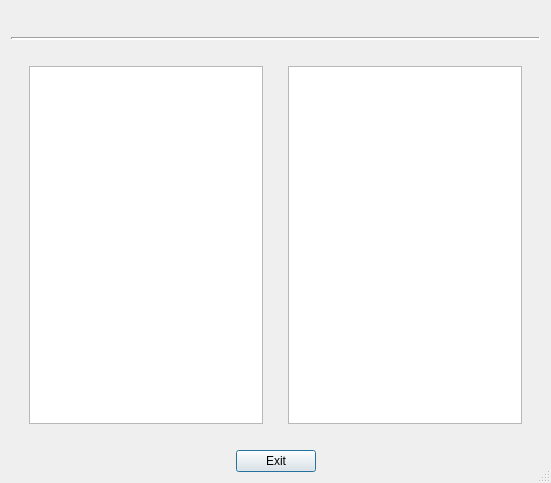
Above: CashFlowManager/yearlybudgetsummarydialog.ui from epw7856/CashFlowManager before the change. Below: the same form after it.
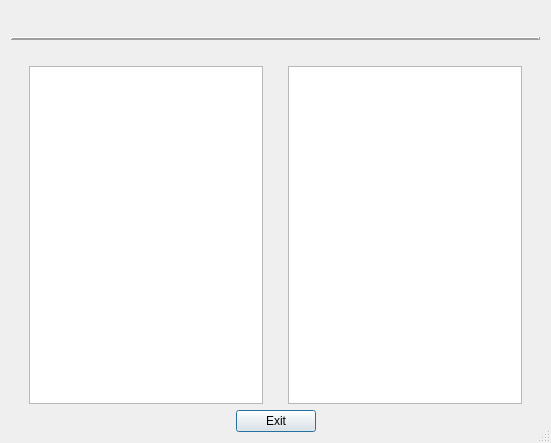
That is the form after the change.

Commit message: Removed "help" button from yearly budget summary dialog window.

The edit to the form file:
```diff
--- a/CashFlowManager/yearlybudgetsummarydialog.ui
+++ b/CashFlowManager/yearlybudgetsummarydialog.ui
@@ -10,7 +10,7 @@
     <x>0</x>
     <y>0</y>
     <width>551</width>
-    <height>483</height>
+    <height>443</height>
    </rect>
   </property>
   <property name="windowTitle">
@@ -64,6 +64,9 @@
      </item>
      <item>
       <widget class="Line" name="line">
+       <property name="frameShadow">
+        <enum>QFrame::Raised</enum>
+       </property>
        <property name="lineWidth">
         <number>2</number>
        </property>
@@ -178,19 +181,6 @@
        </item>
       </layout>
      </item>
-     <item>
-      <spacer name="horizontalSpacer_7">
-       <property name="orientation">
-        <enum>Qt::Horizontal</enum>
-       </property>
-       <property name="sizeHint" stdset="0">
-        <size>
-         <width>40</width>
-         <height>20</height>
-        </size>
-       </property>
-      </spacer>
-     </item>
      <item>
       <layout class="QHBoxLayout" name="horizontalLayout_3">
        <item>
```
The commit also changes 1 other file.
